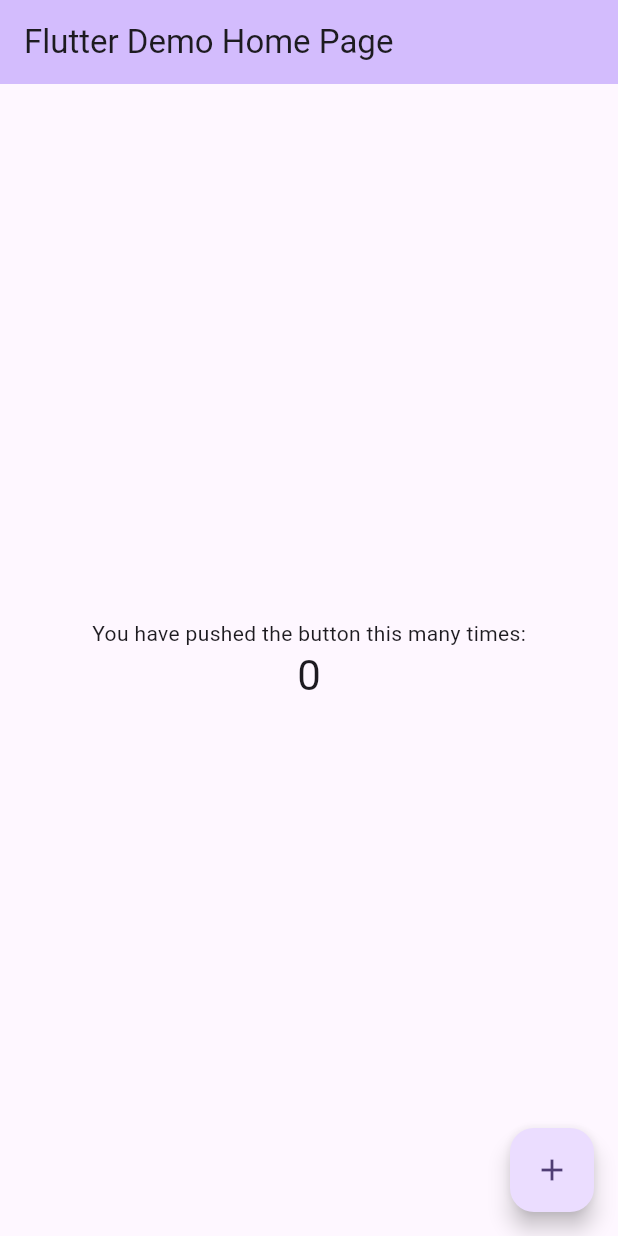
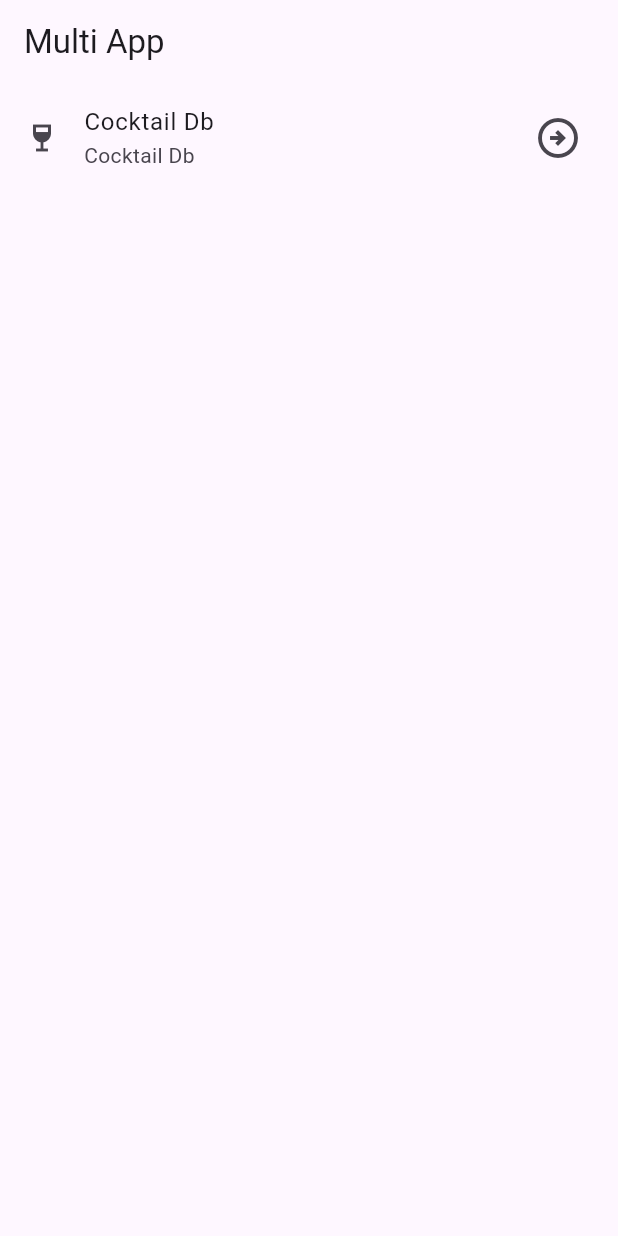
Before and after one commit to EdwinDiaz93/flutter_multi_app, a Flutter app: the screen it shows after launch, on a phone screen of 412 x 824 dp. Run offline on Flutter 3.47's test engine with Material 3 defaults, Android fonts, the phone set to English and light mode, and no system bars; our stand-ins replace go_router.

Commit message:
router added

```diff
--- /dev/null
+++ b/lib/config/constants/menu.dart
@@ -0,0 +1,17 @@
+import 'package:flutter/material.dart';
+
+class MenuItem {
+  final String label;
+  final String route;
+  final IconData icon;
+
+  MenuItem({required this.label, required this.route, required this.icon});
+}
+
+final List<MenuItem> menu = [
+  MenuItem(
+    label: "Cocktail Db",
+    route: '/cocktail-categories',
+    icon: Icons.wine_bar,
+  ),
+];
--- /dev/null
+++ b/lib/config/main_router/router.dart
@@ -0,0 +1,12 @@
+import 'package:go_router/go_router.dart';
+import 'package:multi_app/features/cocktail/router/router.dart';
+import 'package:multi_app/features/home/presentation/screens/home_screen.dart';
+
+final appRouter = GoRouter(
+  initialLocation: '/',
+  routes: [
+    GoRoute(path: '/', builder: (context, state) => HomeScreen()),
+    // Cocktail routes
+    ...cocktailRoutes,
+  ],
+);
--- /dev/null
+++ b/lib/config/theme/app_theme.dart
@@ -0,0 +1,12 @@
+import 'package:flutter/material.dart';
+
+const List<Color> colors = [Colors.deepPurple];
+
+class AppTheme {
+  final int selectedColor;
+
+  AppTheme({this.selectedColor = 0});
+  ThemeData getTheme() {
+    return ThemeData(colorSchemeSeed: colors[selectedColor]);
+  }
+}
--- /dev/null
+++ b/lib/features/cocktail/presentation/screens/home_screen.dart
@@ -0,0 +1,10 @@
+import 'package:flutter/material.dart';
+
+class HomeScreen extends StatelessWidget {
+  const HomeScreen({super.key});
+
+  @override
+  Widget build(BuildContext context) {
+    return Scaffold(appBar: AppBar(title: Text("Drinks Type")));
+  }
+}
--- /dev/null
+++ b/lib/features/cocktail/router/router.dart
@@ -0,0 +1,9 @@
+import 'package:go_router/go_router.dart';
+import 'package:multi_app/features/cocktail/presentation/screens/home_screen.dart';
+
+final List<GoRoute> cocktailRoutes = [
+  GoRoute(
+    path: '/cocktail-categories',
+    builder: (context, state) => HomeScreen(),
+  ),
+];
--- /dev/null
+++ b/lib/features/home/presentation/screens/home_screen.dart
@@ -0,0 +1,24 @@
+import 'package:flutter/material.dart';
+import 'package:go_router/go_router.dart';
+import 'package:multi_app/config/constants/menu.dart';
+
+class HomeScreen extends StatelessWidget {
+  const HomeScreen({super.key});
+
+  @override
+  Widget build(BuildContext context) {
+    return Scaffold(
+      appBar: AppBar(title: Text("Multi App")),
+      body: ListView.builder(
+        itemCount: menu.length,
+        itemBuilder: (context, index) => ListTile(
+          title: Text(menu[index].label),
+          subtitle: Text(menu[index].label),
+          leading: Icon(menu[index].icon),
+          trailing: Icon(Icons.arrow_circle_right_outlined, size: 32),
+          onTap: () => context.push(menu[index].route),
+        ),
+      ),
+    );
+  }
+}
--- a/lib/main.dart
+++ b/lib/main.dart
@@ -1,122 +1,19 @@
 import 'package:flutter/material.dart';
+import 'package:multi_app/config/main_router/router.dart';
+import 'package:multi_app/config/theme/app_theme.dart';
 
-void main() {
-  runApp(const MyApp());
-}
+void main() => runApp(const MyApp());
 
 class MyApp extends StatelessWidget {
   const MyApp({super.key});
 
-  // This widget is the root of your application.
   @override
   Widget build(BuildContext context) {
-    return MaterialApp(
-      title: 'Flutter Demo',
-      theme: ThemeData(
-        // This is the theme of your application.
-        //
-        // TRY THIS: Try running your application with "flutter run". You'll see
-        // the application has a purple toolbar. Then, without quitting the app,
-        // try changing the seedColor in the colorScheme below to Colors.green
-        // and then invoke "hot reload" (save your changes or press the "hot
-        // reload" button in a Flutter-supported IDE, or press "r" if you used
-        // the command line to start the app).
-        //
-        // Notice that the counter didn't reset back to zero; the application
-        // state is not lost during the reload. To reset the state, use hot
-        // restart instead.
-        //
-        // This works for code too, not just values: Most code changes can be
-        // tested with just a hot reload.
-        colorScheme: .fromSeed(seedColor: Colors.deepPurple),
-      ),
-      home: const MyHomePage(title: 'Flutter Demo Home Page'),
+    return MaterialApp.router(
+      routerConfig: appRouter,
+      debugShowCheckedModeBanner: false,
+      title: 'Multi App',
+      theme: AppTheme().getTheme(),
     );
   }
 }
-
-class MyHomePage extends StatefulWidget {
-  const MyHomePage({super.key, required this.title});
-
-  // This widget is the home page of your application. It is stateful, meaning
-  // that it has a State object (defined below) that contains fields that affect
-  // how it looks.
-
-  // This class is the configuration for the state. It holds the values (in this
-  // case the title) provided by the parent (in this case the App widget) and
-  // used by the build method of the State. Fields in a Widget subclass are
-  // always marked "final".
-
-  final String title;
-
-  @override
-  State<MyHomePage> createState() => _MyHomePageState();
-}
-
-class _MyHomePageState extends State<MyHomePage> {
-  int _counter = 0;
-
-  void _incrementCounter() {
-    setState(() {
-      // This call to setState tells the Flutter framework that something has
-      // changed in this State, which causes it to rerun the build method below
-      // so that the display can reflect the updated values. If we changed
-      // _counter without calling setState(), then the build method would not be
-      // called again, and so nothing would appear to happen.
-      _counter++;
-    });
-  }
-
-  @override
-  Widget build(BuildContext context) {
-    // This method is rerun every time setState is called, for instance as done
-    // by the _incrementCounter method above.
-    //
-    // The Flutter framework has been optimized to make rerunning build methods
-    // fast, so that you can just rebuild anything that needs updating rather
-    // than having to individually change instances of widgets.
-    return Scaffold(
-      appBar: AppBar(
-        // TRY THIS: Try changing the color here to a specific color (to
-        // Colors.amber, perhaps?) and trigger a hot reload to see the AppBar
-        // change color while the other colors stay the same.
-        backgroundColor: Theme.of(context).colorScheme.inversePrimary,
-        // Here we take the value from the MyHomePage object that was created by
-        // the App.build method, and use it to set our appbar title.
-        title: Text(widget.title),
-      ),
-      body: Center(
-        // Center is a layout widget. It takes a single child and positions it
-        // in the middle of the parent.
-        child: Column(
-          // Column is also a layout widget. It takes a list of children and
-          // arranges them vertically. By default, it sizes itself to fit its
-          // children horizontally, and tries to be as tall as its parent.
-          //
-          // Column has various properties to control how it sizes itself and
-          // how it positions its children. Here we use mainAxisAlignment to
-          // center the children vertically; the main axis here is the vertical
-          // axis because Columns are vertical (the cross axis would be
-          // horizontal).
-          //
-          // TRY THIS: Invoke "debug painting" (choose the "Toggle Debug Paint"
-          // action in the IDE, or press "p" in the console), to see the
-          // wireframe for each widget.
-          mainAxisAlignment: .center,
-          children: [
-            const Text('You have pushed the button this many times:'),
-            Text(
-              '$_counter',
-              style: Theme.of(context).textTheme.headlineMedium,
-            ),
-          ],
-        ),
-      ),
-      floatingActionButton: FloatingActionButton(
-        onPressed: _incrementCounter,
-        tooltip: 'Increment',
-        child: const Icon(Icons.add),
-      ),
-    );
-  }
-}
--- a/pubspec.yaml
+++ b/pubspec.yaml
@@ -34,6 +34,11 @@ dependencies:
   # The following adds the Cupertino Icons font to your application.
   # Use with the CupertinoIcons class for iOS style icons.
   cupertino_icons: ^1.0.8
+  go_router: ^17.2.3
+  flutter_bloc: ^9.1.1
+  equatable: ^2.0.8
+  dio: ^5.9.2
+  flutter_dotenv: ^6.0.1
 
 dev_dependencies:
   flutter_test:
```
Also changed, not shown: lib/config/constants/environments.dart (added), pubspec.lock.
